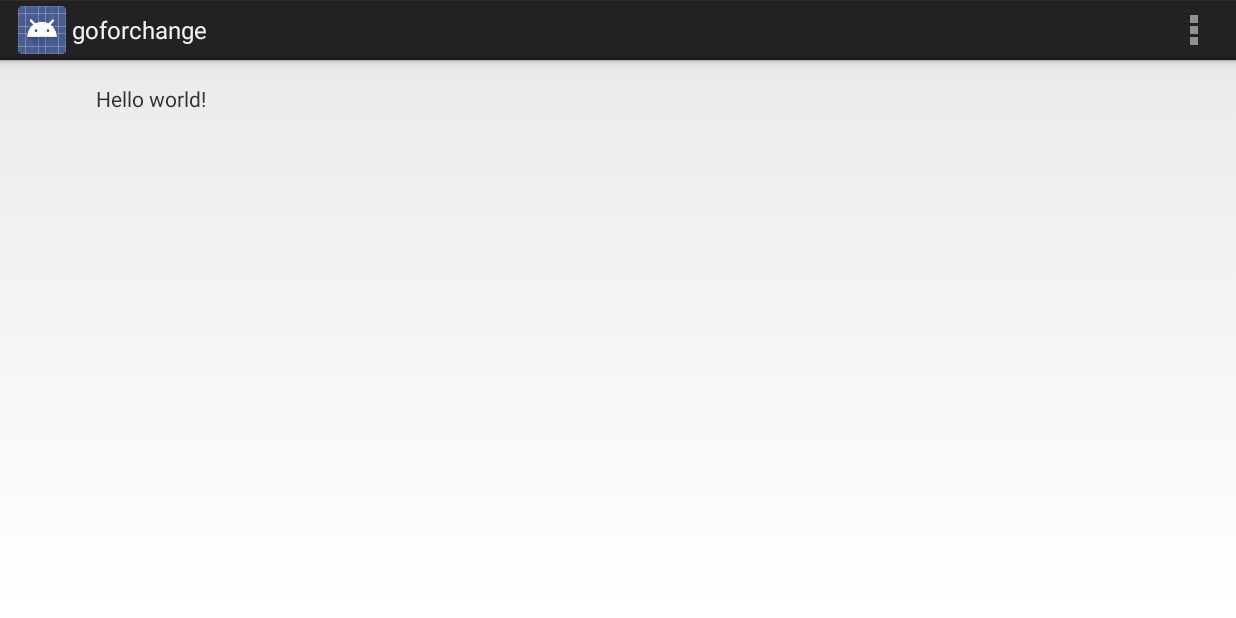
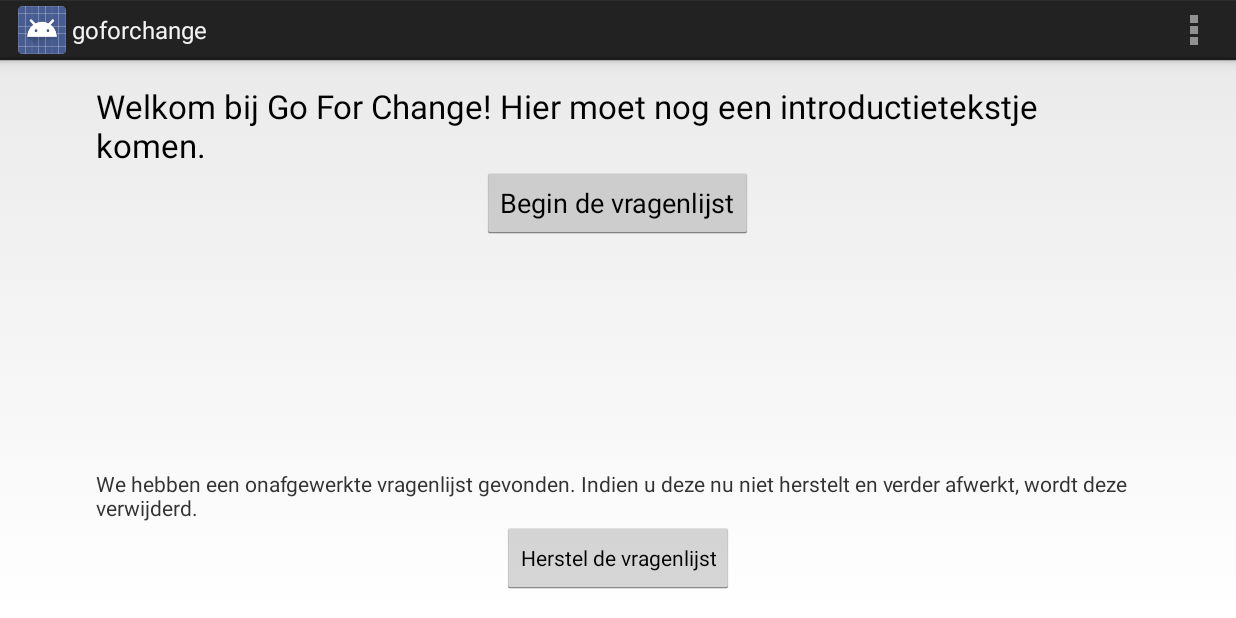
Before and after one commit to sdebruyn/student-Android-app-Go-For-Change, an Android app: the screen it shows after launch (MainActivity), on a phone screen of 824 x 412 dp (held sideways). Run offline under Robolectric (Android 15) with nearby library versions, the phone set to English and light mode, and no system bars; 4 statements that could not run were skipped.

Commit message:
system to store answers and intro fragment

```diff
--- a/enquete/src/main/java/be/hubrussel/ti/goforchange/enquete/activities/MainActivity.java
+++ b/enquete/src/main/java/be/hubrussel/ti/goforchange/enquete/activities/MainActivity.java
@@ -53,7 +53,7 @@ public class MainActivity extends Activity {
         // automatically handle clicks on the Home/Up button, so long
         // as you specify a parent activity in AndroidManifest.xml.
         int id = item.getItemId();
-        if (id == R.id.action_settings) {
+        if (id == R.id.action_submit_answers) {
             return true;
         }
         return super.onOptionsItemSelected(item);
@@ -70,7 +70,7 @@ public class MainActivity extends Activity {
         @Override
         public View onCreateView(LayoutInflater inflater, ViewGroup container,
                 Bundle savedInstanceState) {
-            View rootView = inflater.inflate(R.layout.fragment_main, container, false);
+            View rootView = inflater.inflate(R.layout.fragment_introduction, container, false);
             return rootView;
         }
     }
--- a/enquete/src/main/java/be/hubrussel/ti/goforchange/enquete/entities/Answer.java
+++ b/enquete/src/main/java/be/hubrussel/ti/goforchange/enquete/entities/Answer.java
@@ -12,8 +12,10 @@ public abstract class Answer implements BaseColumns {
     private final Question answeredQuestion;
 
     public Answer(Respondent respondent, Question answeredQuestion){
+        this.answeredQuestion = answeredQuestion;
+
         this.respondent = respondent;
-        this.answeredQuestion = answeredQuestion;
+        respondent.addAnswer(this);
     }
 
     public Respondent getRespondent() {
--- a/enquete/src/main/java/be/hubrussel/ti/goforchange/enquete/entities/Choice.java
+++ b/enquete/src/main/java/be/hubrussel/ti/goforchange/enquete/entities/Choice.java
@@ -11,10 +11,12 @@ public class Choice implements BaseColumns {
     private int id;
     private String text;
     private Question nextQuestion;
+    private boolean shouldEnd;
 
     public Choice(String text){
         setText(text);
         setNextQuestion(null);
+        setShouldEnd(false);
     }
 
     public MultipleChoiceQuestion getQuestion() {
@@ -56,4 +58,12 @@ public class Choice implements BaseColumns {
     public void setNextQuestion(Question nextQuestion) {
         this.nextQuestion = nextQuestion;
     }
+
+    public boolean shouldEnd() {
+        return shouldEnd;
+    }
+
+    public void setShouldEnd(boolean shouldEnd) {
+        this.shouldEnd = shouldEnd;
+    }
 }
--- a/enquete/src/main/java/be/hubrussel/ti/goforchange/enquete/entities/Respondent.java
+++ b/enquete/src/main/java/be/hubrussel/ti/goforchange/enquete/entities/Respondent.java
@@ -12,7 +12,7 @@ public class Respondent implements BaseColumns {
 
     private int id;
     private String companyName;
-    private String companyPostal;
+    private int companyPostal;
     private String companyPerson;
     private String companyEmail;
     private final ArrayList<Answer> answers;
@@ -25,15 +25,15 @@ public class Respondent implements BaseColumns {
         return answers.iterator();
     }
 
-    public void addAnswer(Answer answer){
+    protected void addAnswer(Answer answer){
         answers.add(answer);
     }
 
-    public void removeAnswer(Answer answer){
+    protected void removeAnswer(Answer answer){
         answers.remove(answer);
     }
 
-    public void removeAnswerById(int id){
+    protected void removeAnswerById(int id){
         Iterator<Answer> itr = getAnswers();
         Answer toDelete = null;
         do{
@@ -63,11 +63,11 @@ public class Respondent implements BaseColumns {
         this.companyName = companyName;
     }
 
-    public String getCompanyPostal() {
+    public int getCompanyPostal() {
         return companyPostal;
     }
 
-    public void setCompanyPostal(String companyPostal) {
+    public void setCompanyPostal(int companyPostal) {
         this.companyPostal = companyPostal;
     }
 
--- /dev/null
+++ b/enquete/src/main/res/layout/fragment_introduction.xml
@@ -0,0 +1,58 @@
+<RelativeLayout xmlns:android="http://schemas.android.com/apk/res/android"
+    xmlns:tools="http://schemas.android.com/tools"
+    android:layout_width="match_parent"
+    android:layout_height="match_parent"
+    android:paddingLeft="@dimen/activity_horizontal_margin"
+    android:paddingRight="@dimen/activity_horizontal_margin"
+    android:paddingTop="@dimen/activity_vertical_margin"
+    android:paddingBottom="@dimen/activity_vertical_margin"
+    tools:context="be.hubrussel.ti.goforchange.enquete.activities.MainActivity$PlaceholderFragment">
+
+
+    <Button
+        android:layout_width="wrap_content"
+        android:layout_height="wrap_content"
+        android:text="@string/start_survery"
+        android:id="@+id/button"
+        android:layout_below="@+id/textView"
+        android:layout_centerHorizontal="true" />
+
+    <TextView
+        android:layout_width="wrap_content"
+        android:layout_height="wrap_content"
+        android:textAppearance="?android:attr/textAppearanceLarge"
+        android:text="@string/introduction_text"
+        android:id="@+id/textView"
+        android:layout_alignParentTop="true"
+        android:layout_centerHorizontal="true" />
+
+
+    <LinearLayout
+        android:orientation="vertical"
+        android:layout_width="fill_parent"
+        android:layout_height="wrap_content"
+        android:layout_alignParentBottom="true"
+        android:layout_centerHorizontal="true">
+
+        <TextView
+            android:layout_width="wrap_content"
+            android:layout_height="wrap_content"
+            android:textAppearance="?android:attr/textAppearanceSmall"
+            android:text="@string/unrestored_survey_found"
+            android:id="@+id/textView2"
+            android:textAlignment="center"
+            android:layout_above="@+id/button2"
+            android:layout_centerHorizontal="true"
+            android:layout_gravity="center_horizontal"/>
+        <Button
+            style="?android:attr/buttonStyleSmall"
+            android:layout_width="wrap_content"
+            android:layout_height="wrap_content"
+            android:text="@string/restore_survey"
+            android:id="@+id/button2"
+            android:layout_alignParentBottom="true"
+            android:layout_centerHorizontal="true"
+            android:layout_gravity="center_horizontal" />
+
+        </LinearLayout>
+</RelativeLayout>
--- a/enquete/src/main/res/layout/fragment_main.xml
+++ /dev/null
@@ -1,16 +0,0 @@
-<RelativeLayout xmlns:android="http://schemas.android.com/apk/res/android"
-    xmlns:tools="http://schemas.android.com/tools"
-    android:layout_width="match_parent"
-    android:layout_height="match_parent"
-    android:paddingLeft="@dimen/activity_horizontal_margin"
-    android:paddingRight="@dimen/activity_horizontal_margin"
-    android:paddingTop="@dimen/activity_vertical_margin"
-    android:paddingBottom="@dimen/activity_vertical_margin"
-    tools:context="be.hubrussel.ti.goforchange.enquete.activities.MainActivity$PlaceholderFragment">
-
-    <TextView
-        android:text="@string/hello_world"
-        android:layout_width="wrap_content"
-        android:layout_height="wrap_content" />
-
-</RelativeLayout>
--- a/enquete/src/main/res/menu/main.xml
+++ b/enquete/src/main/res/menu/main.xml
@@ -2,8 +2,8 @@
     xmlns:tools="http://schemas.android.com/tools"
     tools:context="be.hubrussel.ti.goforchange.enquete.activities.MainActivity" >
 
-    <item android:id="@+id/action_settings"
-        android:title="@string/action_settings"
+    <item android:id="@+id/action_submit_answers"
+        android:title="@string/action_submit_answers"
         android:orderInCategory="100"
         android:showAsAction="never" />
 </menu>
--- a/enquete/src/main/res/values/strings.xml
+++ b/enquete/src/main/res/values/strings.xml
@@ -2,7 +2,10 @@
 <resources>
 
     <string name="app_name">goforchange</string>
-    <string name="hello_world">Hello world!</string>
-    <string name="action_settings">Settings</string>
+    <string name="action_submit_answers">Verzend opgeslagen antwoordreeksen</string>
+    <string name="introduction_text">Welkom bij Go For Change! Hier moet nog een introductietekstje komen.</string>
+    <string name="start_survery">Begin de vragenlijst</string>
+    <string name="unrestored_survey_found">We hebben een onafgewerkte vragenlijst gevonden. Indien u deze nu niet herstelt en verder afwerkt, wordt deze verwijderd.</string>
+    <string name="restore_survey">Herstel de vragenlijst</string>
 
 </resources>
```
Also changed, not shown: enquete/src/main/assets/enquete.db.
